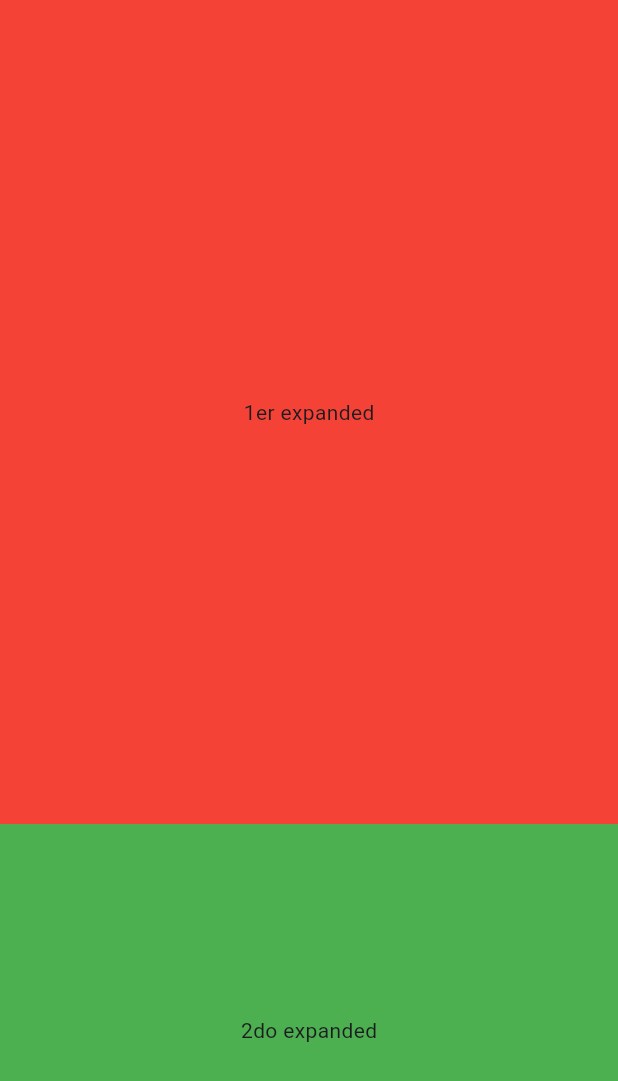
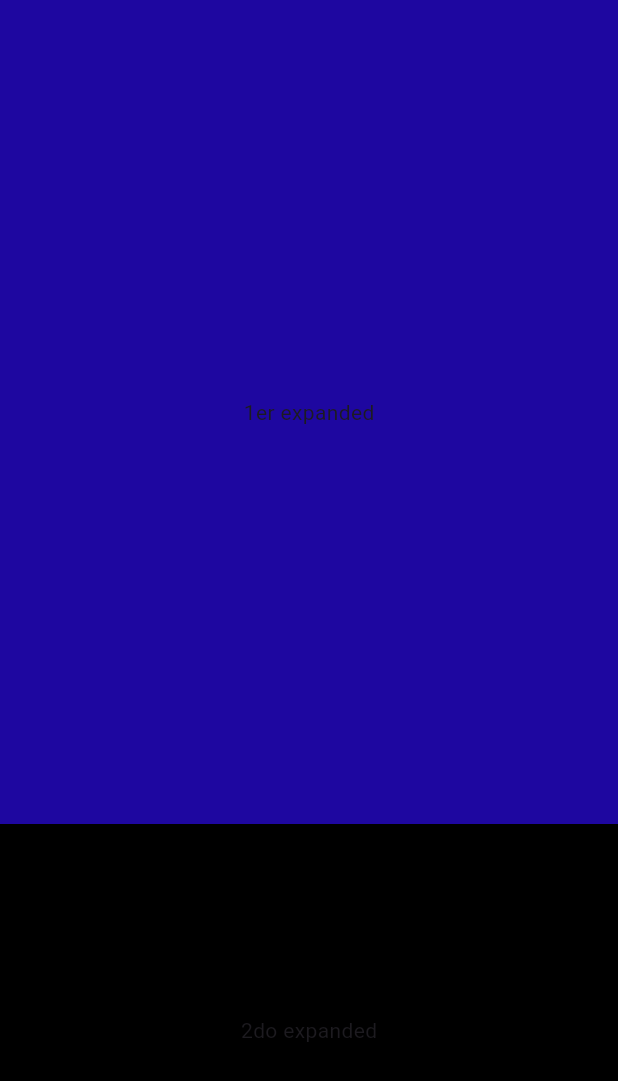
Before and after one commit to wilderjose/flutter-firebase-v3-master, a Flutter app: the ResponsiveScreen screen opened directly, on a phone screen of 412 x 824 dp. Shown: the top 1081 px of the screen. Run offline on Flutter 3.47's test engine with Material 3 defaults, Android fonts, the phone set to English and light mode, and no system bars.

Commit message:
modifio el color

```diff
--- a/lib/ui/responsive_screen.dart
+++ b/lib/ui/responsive_screen.dart
@@ -16,14 +16,14 @@ class ResponsiveScreen extends StatelessWidget {
           Expanded(
             flex: 2,
             child: Container(
-              color: Colors.red,
+              color: const Color.fromARGB(255, 30, 7, 160),
               child: Center(child: Text('1er expanded')),
             ),
           ),
           Expanded(
             flex: 1,
             child: Container(
-              color: Colors.green,
+              color: const Color.fromARGB(255, 0, 0, 0),
               child: Center(child: Text('2do expanded')),
             ),
           ),
```
